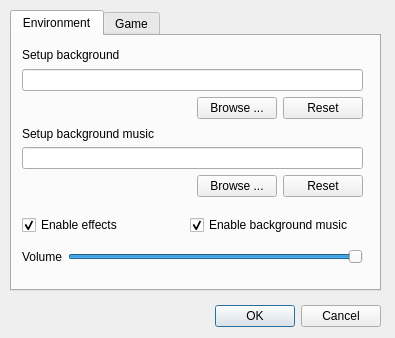
The window that src/configdialog.ui (Mogara/QSanguosha) describes before a commit, drawn with Qt 5.
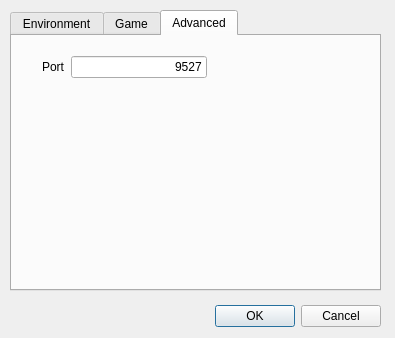
The same window after the commit. The open tabs and pages were chosen to show the change.

```diff
--- a/src/configdialog.ui
+++ b/src/configdialog.ui
@@ -191,7 +191,7 @@
       </item>
      </layout>
     </widget>
-    <widget class="QWidget" name="">
+    <widget class="QWidget" name="layoutWidget">
      <property name="geometry">
       <rect>
        <x>10</x>
@@ -267,6 +267,43 @@
      </layout>
     </widget>
    </widget>
+   <widget class="QWidget" name="advanced">
+    <attribute name="title">
+     <string>Advanced</string>
+    </attribute>
+    <widget class="QWidget" name="layoutWidget">
+     <property name="geometry">
+      <rect>
+       <x>30</x>
+       <y>20</y>
+       <width>165</width>
+       <height>22</height>
+      </rect>
+     </property>
+     <layout class="QFormLayout" name="formLayout_2">
+      <item row="0" column="0">
+       <widget class="QLabel" name="portLabel">
+        <property name="text">
+         <string>Port</string>
+        </property>
+       </widget>
+      </item>
+      <item row="0" column="1">
+       <widget class="QLineEdit" name="portLineEdit">
+        <property name="inputMask">
+         <string/>
+        </property>
+        <property name="text">
+         <string>9527</string>
+        </property>
+        <property name="alignment">
+         <set>Qt::AlignRight|Qt::AlignTrailing|Qt::AlignVCenter</set>
+        </property>
+       </widget>
+      </item>
+     </layout>
+    </widget>
+   </widget>
   </widget>
   <widget class="QDialogButtonBox" name="buttonBox">
    <property name="geometry">
```
